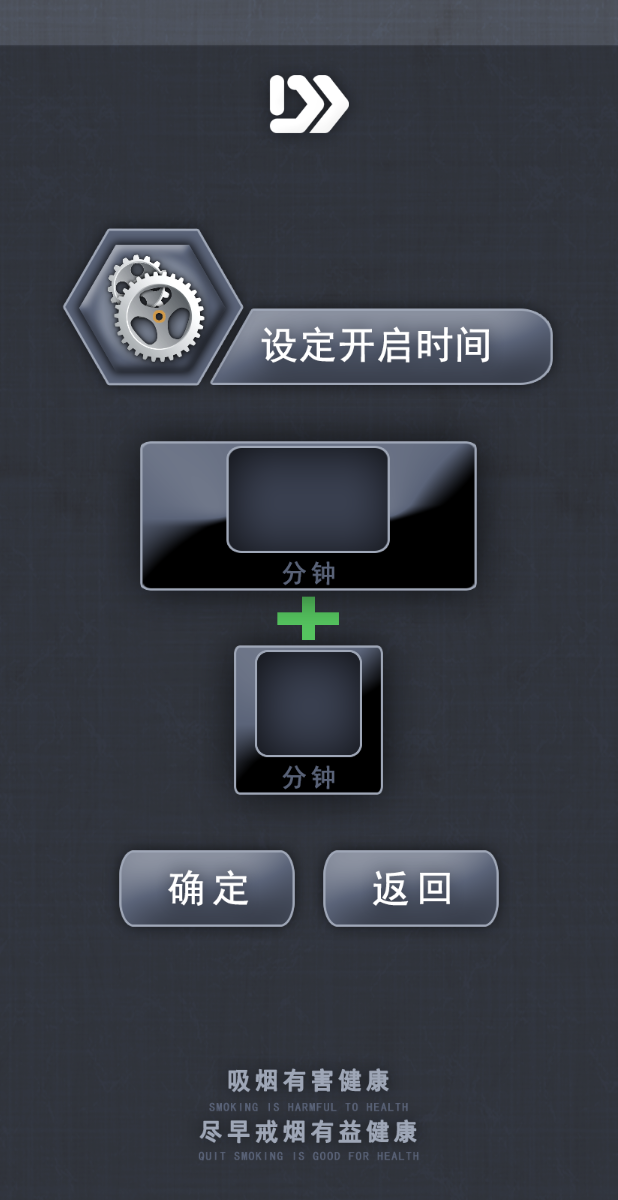
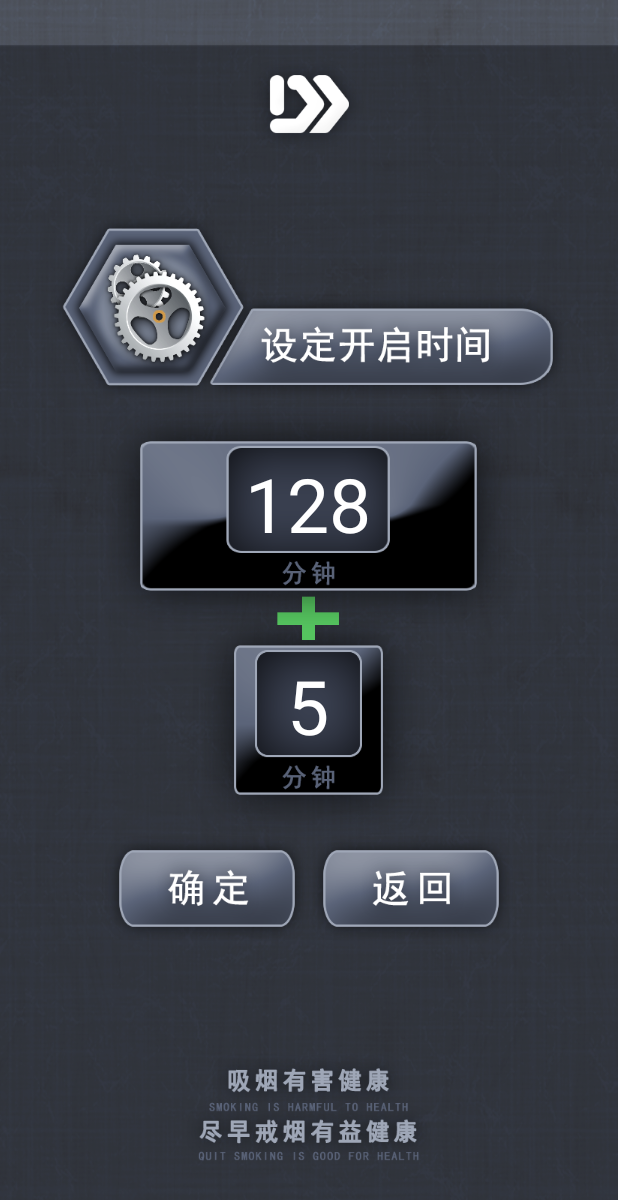
Before and after one commit to jeasonzs/smokeApp, an Android app: the SettingOpenTimeActivity screen opened directly, with no data from a screen before it, on a phone screen of 412 x 824 dp. Shown: the top 1200 px of the screen. Run offline under Robolectric (Android 15) with nearby library versions, the phone set to English and light mode, and no system bars.

Commit message:
完善开启时间设定界面

```diff
--- a/app/src/main/java/com/example/smokeapp/SettingOpenTimeActivity.java
+++ b/app/src/main/java/com/example/smokeapp/SettingOpenTimeActivity.java
@@ -47,6 +47,13 @@ public class SettingOpenTimeActivity extends Activity implements View.OnTouchLis
     }
 
     @Override
+    protected void onResume() {
+        ((TextView)findViewById(R.id.textViewSettingOpenTimeDataContent)).setText("128");
+        ((TextView)findViewById(R.id.textViewSettingOpenTimeAddDataContent)).setText("5");
+        super.onResume();
+    }
+
+    @Override
     public boolean onCreateOptionsMenu(Menu menu) {
         // Inflate the menu; this adds items to the action bar if it is present.
         getMenuInflater().inflate(R.menu.main, menu);
--- a/app/src/main/res/layout/activity_setting_open_time.xml
+++ b/app/src/main/res/layout/activity_setting_open_time.xml
@@ -20,18 +20,37 @@
         android:layout_marginBottom="50dp"
         android:src="@drawable/nosmoke_text" />
 
-    <ImageView
-        android:id="@+id/imageViewSettingOpenTimeDataContent"
+    <RelativeLayout
+        android:id="@+id/frameLayoutSettingOpenTimeDataContent"
         android:layout_width="wrap_content"
         android:layout_height="wrap_content"
-        android:layout_centerHorizontal="true"
-        android:layout_centerVertical="true"
-        android:src="@drawable/setting_open_time_data_frame" />
+        android:layout_centerInParent="true"
+        android:background="@drawable/setting_open_time_data_frame">
+        <TextView
+            android:id="@+id/textViewSettingOpenTimeDataContent"
+            android:layout_width="wrap_content"
+            android:layout_height="wrap_content"
+            android:layout_centerHorizontal="true"
+            android:layout_marginTop="35dp"
+            android:textColor="#ffffffff"
+            android:text="0"
+            android:textSize="50sp" />
+        <TextView
+            android:id="@+id/textViewSettingOpenTimeAddDataContent"
+            android:layout_width="wrap_content"
+            android:layout_height="wrap_content"
+            android:layout_centerHorizontal="true"
+            android:layout_marginTop="170dp"
+            android:textColor="#ffffffff"
+            android:text="0"
+            android:textSize="50sp" />
+    </RelativeLayout>
+
 
     <ImageView
         android:layout_width="wrap_content"
         android:layout_height="wrap_content"
-        android:layout_above="@id/imageViewSettingOpenTimeDataContent"
+        android:layout_above="@id/frameLayoutSettingOpenTimeDataContent"
         android:layout_centerHorizontal="true"
         android:src="@drawable/setting_open_time" />
 
@@ -40,7 +59,7 @@
         android:layout_width="wrap_content"
         android:layout_height="wrap_content"
         android:layout_centerInParent="true"
-        android:layout_below="@id/imageViewSettingOpenTimeDataContent"
+        android:layout_below="@id/frameLayoutSettingOpenTimeDataContent"
         android:orientation="horizontal" >
 
 	    <ImageButton
--- a/app/src/main/res/layout/activity_sub_90.xml
+++ b/app/src/main/res/layout/activity_sub_90.xml
@@ -17,7 +17,7 @@
         android:layout_height="wrap_content"
         android:layout_alignParentBottom="true"
         android:layout_centerHorizontal="true"
-        android:layout_marginBottom="50dp"
+        android:layout_marginBottom="20dp"
         android:src="@drawable/nosmoke_text" />
 
 
--- a/app/src/main/res/layout/activity_sub_open_time.xml
+++ b/app/src/main/res/layout/activity_sub_open_time.xml
@@ -29,6 +29,7 @@
         android:background="@drawable/sub_open_time_data_frame"
         android:gravity="center"
         android:textColor="#ffffffff"
+        android:text="0"
         android:textSize="50sp" />
 
     <ImageView
```
Also changed, not shown: 2 other files.
